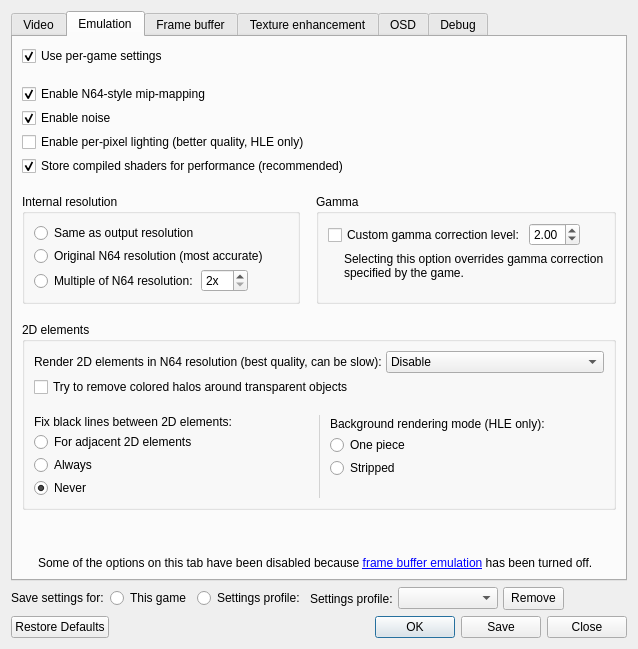
First picture: the form in src/GLideNUI/configDialog.ui, repository gonetz/GLideN64, before the edit.
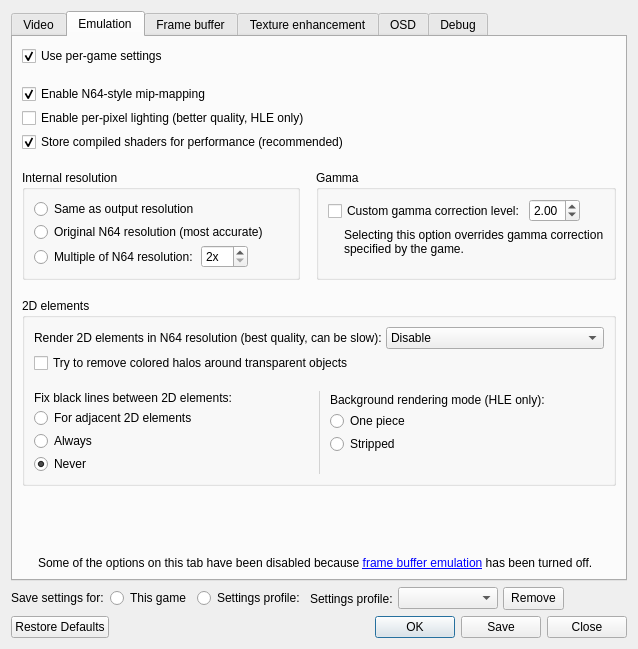
Second picture: the form after the edit. The open tabs and pages were chosen to show the change. Icons and pictures are not drawn.

Commit message: Remove "Enable noise" oprion. Emulation of noise is always enabled.

The edit to the form file:
```diff
--- a/src/GLideNUI/configDialog.ui
+++ b/src/GLideNUI/configDialog.ui
@@ -1196,19 +1196,6 @@
               </property>
              </widget>
             </item>
-            <item>
-             <widget class="QCheckBox" name="emulateNoiseCheckBox">
-              <property name="toolTip">
-               <string>&lt;html&gt;&lt;head/&gt;&lt;body&gt;&lt;p&gt;This option emulates effects that use random color input. Checking this option may cause rare performance problems.&lt;/p&gt;&lt;p&gt;[Recommended: &lt;span style=&quot; font-style:italic;&quot;&gt;Checked&lt;/span&gt;]&lt;/p&gt;&lt;/body&gt;&lt;/html&gt;</string>
-              </property>
-              <property name="text">
-               <string>Enable noise</string>
-              </property>
-              <property name="checked">
-               <bool>true</bool>
-              </property>
-             </widget>
-            </item>
             <item>
              <widget class="QCheckBox" name="enableHWLightingCheckBox">
               <property name="toolTip">
```
The commit also changes 9 other files.
